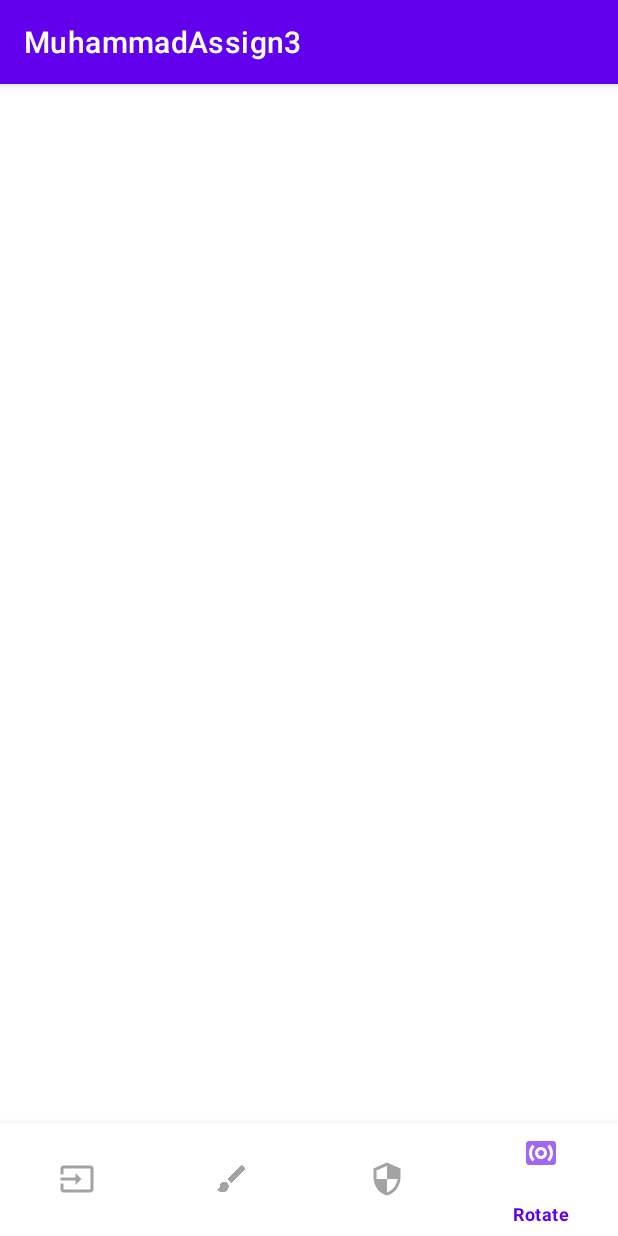
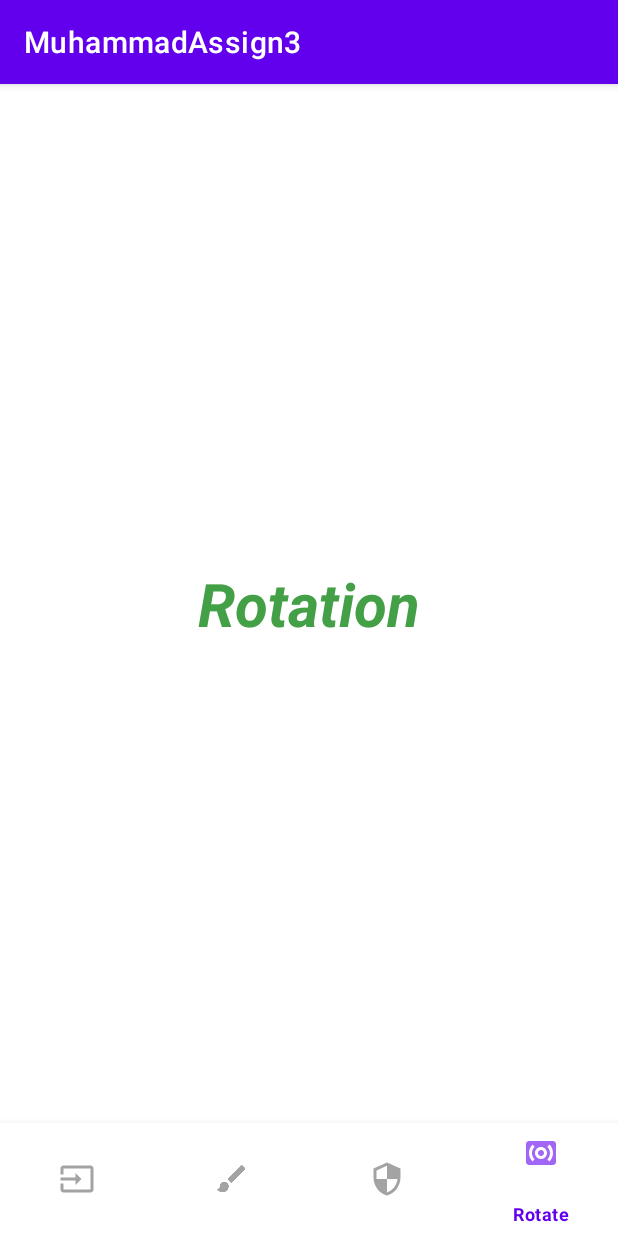
Before and after one commit to MuhammadSaad6618/-MuhammadSaadAssign3, an Android app: the screen it shows after launch (MuhammadActivity), item 4 of the bottom bar chosen, on a phone screen of 412 x 824 dp. Run offline under Robolectric (Android 15) with nearby library versions, the phone set to English and light mode, and no system bars.

Commit message:
My bottom navigation bar is implemented and starting to work on each tab requirements now.

```diff
--- a/MuhammadAssign33/src/main/java/muhammad/saad/n01366618/a3/MuhammadActivity.java
+++ b/MuhammadAssign33/src/main/java/muhammad/saad/n01366618/a3/MuhammadActivity.java
@@ -2,17 +2,51 @@ package muhammad.saad.n01366618.a3;
 
 import androidx.appcompat.app.AppCompatActivity;
 
+import android.annotation.SuppressLint;
 import android.os.Bundle;
+import android.view.MenuItem;
+
+import com.google.android.material.bottomnavigation.BottomNavigationItemView;
+import com.google.android.material.bottomnavigation.BottomNavigationView;
 //Name: Muhammad Saad
 //Student#: N01366618
 //Course: CENG258
 //Section: RNA
 
 public class MuhammadActivity extends AppCompatActivity {
+   private BottomNavigationView  bottomNavigationView;
+    InputFragment inputFragment = new InputFragment();
+     DrawFragment drawFragment = new DrawFragment();
+     SecuitiyFragment secuitiyFragment = new SecuitiyFragment();
+     RotateFragment rotateFragment = new RotateFragment();
+
 
     @Override
     protected void onCreate(Bundle savedInstanceState) {
         super.onCreate(savedInstanceState);
         setContentView(R.layout.activity_main);
+
+        bottomNavigationView = findViewById(R.id.muhammadbottomNavigationView);
+        bottomNavigationView.setOnItemSelectedListener(item -> {
+
+            switch (item.getItemId()){
+                case R.id.muhammadInput:
+                    getSupportFragmentManager().beginTransaction().replace(R.id.muhammadflFragment, inputFragment).commit();
+                    return true;
+
+                case R.id.muhammadDraw:
+                    getSupportFragmentManager().beginTransaction().replace(R.id.muhammadflFragment, drawFragment).commit();
+                    return true;
+
+                case R.id.muhammadSecuirty:
+                    getSupportFragmentManager().beginTransaction().replace(R.id.muhammadflFragment, secuitiyFragment).commit();
+                    return true;
+
+                case R.id.muhammadRotate:
+                    getSupportFragmentManager().beginTransaction().replace(R.id.muhammadflFragment, rotateFragment).commit();
+                    return true;
+            }
+            return false;
+        });
     }
-}
+    }
--- a/MuhammadAssign33/src/main/res/layout/activity_main.xml
+++ b/MuhammadAssign33/src/main/res/layout/activity_main.xml
@@ -12,17 +12,17 @@
     tools:context=".MuhammadActivity">
 
     <FrameLayout
-        android:id="@+id/flFragment"
+        android:id="@+id/muhammadflFragment"
         android:layout_width="match_parent"
         android:layout_height="0dp"
-        app:layout_constraintBottom_toTopOf="@+id/bottomNavigationView"
+        app:layout_constraintBottom_toTopOf="@+id/muhammadbottomNavigationView"
         app:layout_constraintEnd_toEndOf="parent"
         app:layout_constraintHorizontal_bias="0.5"
         app:layout_constraintStart_toStartOf="parent"
         app:layout_constraintTop_toTopOf="parent" />
 
     <com.google.android.material.bottomnavigation.BottomNavigationView
-        android:id="@+id/bottomNavigationView"
+        android:id="@+id/muhammadbottomNavigationView"
         android:layout_width="match_parent"
         android:layout_height="75dp"
         app:layout_constraintBottom_toBottomOf="parent"
--- a/MuhammadAssign33/src/main/res/layout/fragment_rotate.xml
+++ b/MuhammadAssign33/src/main/res/layout/fragment_rotate.xml
@@ -3,16 +3,26 @@
     Student#: N01366618
     Course: CENG258
     Section: RNA-->
-<FrameLayout xmlns:android="http://schemas.android.com/apk/res/android"
+<androidx.constraintlayout.widget.ConstraintLayout
+    xmlns:android="http://schemas.android.com/apk/res/android"
+    xmlns:app="http://schemas.android.com/apk/res-auto"
     xmlns:tools="http://schemas.android.com/tools"
     android:layout_width="match_parent"
     android:layout_height="match_parent"
-    tools:context=".RotateFragment">
+    tools:context=".MuhammadActivity">
 
-    <!-- TODO: Update blank fragment layout -->
     <TextView
-        android:layout_width="match_parent"
-        android:layout_height="match_parent"
-        android:text="@string/hello_blank_fragment" />
+        android:id="@+id/muhammadtv3"
+        android:layout_width="wrap_content"
+        android:layout_height="wrap_content"
+        android:text="Rotation"
+        android:textColor="#43a047"
+        android:textSize="40sp"
+        android:textStyle="italic|bold"
+        app:layout_constraintBottom_toBottomOf="parent"
+        app:layout_constraintEnd_toEndOf="parent"
+        app:layout_constraintHorizontal_bias="0.5"
+        app:layout_constraintStart_toStartOf="parent"
+        app:layout_constraintTop_toTopOf="parent" />
 
-</FrameLayout>
+</androidx.constraintlayout.widget.ConstraintLayout>
--- a/MuhammadAssign33/src/main/res/menu/bottom_nav_menu.xml
+++ b/MuhammadAssign33/src/main/res/menu/bottom_nav_menu.xml
@@ -5,11 +5,11 @@
         android:title="Input"
         android:icon="@drawable/ic_input"/>
     <item
-        android:id="@+id/muhammadHome"
+        android:id="@+id/muhammadDraw"
         android:title="Draw"
         android:icon="@drawable/ic_draw"/>
     <item
-        android:id="@+id/muhammadAbout"
+        android:id="@+id/muhammadSecuirty"
         android:title="Security"
         android:icon="@drawable/ic_security"/>
     <item
```
Also changed, not shown: MuhammadAssign33/src/main/res/layout/fragment_draw.xml (+17 -7 lines), MuhammadAssign33/src/main/res/layout/fragment_input.xml (+17 -7 lines), MuhammadAssign33/src/main/res/layout/fragment_secuitiy.xml (+17 -7 lines).
